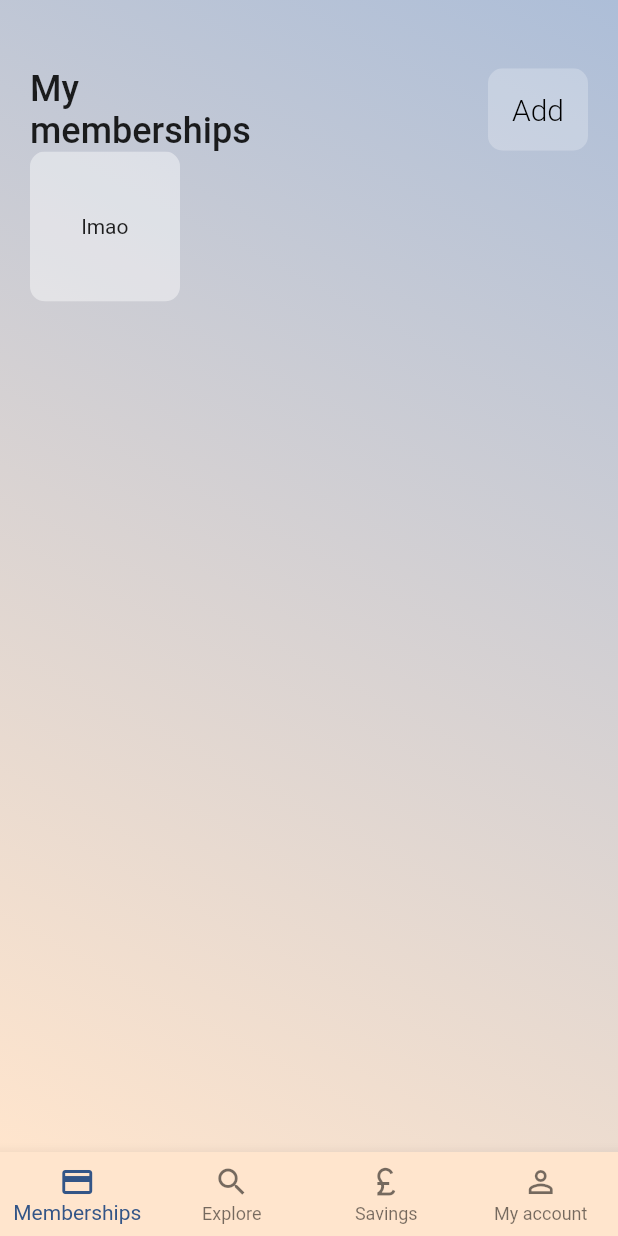
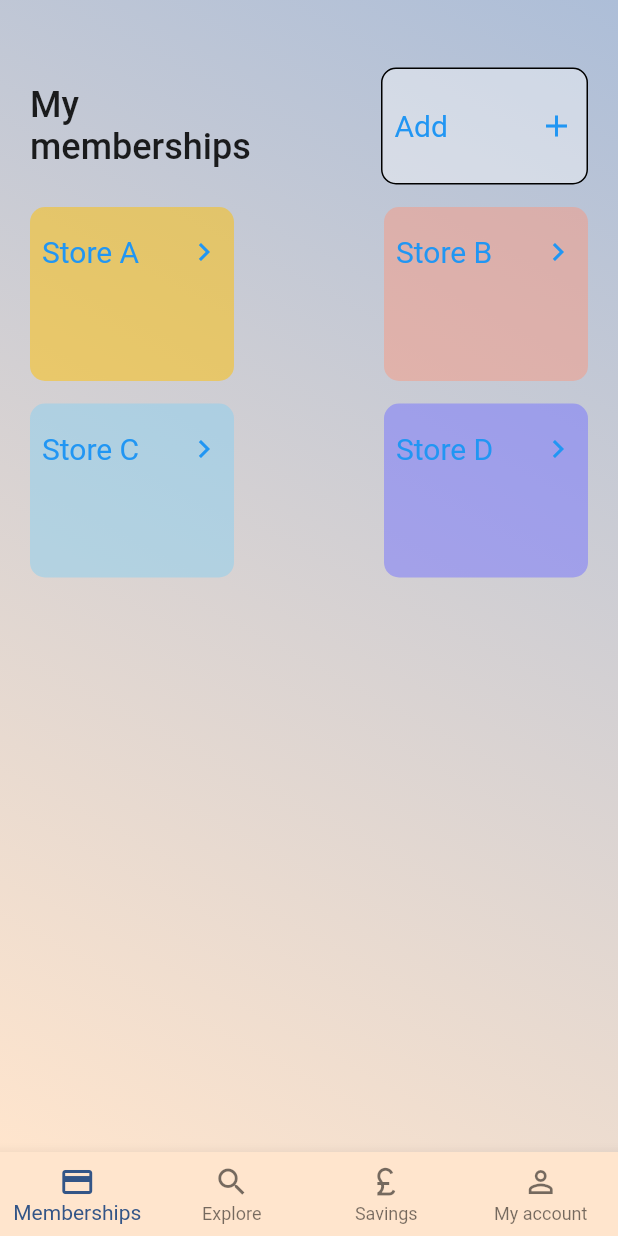
Before and after one commit to khemichew/Kumi, a Flutter app: the screen it shows after launch, on a phone screen of 412 x 824 dp. Run offline on Flutter 3.47's test engine with Material 2 defaults, Android fonts, the phone set to English and light mode, and no system bars; our stand-ins replace firebase_core; accounts and stored records are empty.

Commit message:
Add stateless UI for Memberships page

```diff
--- a/app/lib/main.dart
+++ b/app/lib/main.dart
@@ -53,7 +53,7 @@ class _MyHomePageState extends State<MyHomePage> {
   TextStyle(fontSize: 24, fontWeight: FontWeight.w500);
 
   static const TextStyle ordinaryStyle =
-  TextStyle(fontSize: 20, fontWeight: FontWeight.w300);
+  TextStyle(fontSize: 20, fontWeight: FontWeight.w400);
 
   final List<Widget> _widgetOptions = <Widget>[
     const MembershipPage(),
@@ -169,63 +169,88 @@ class MembershipPage extends StatelessWidget {
                 'My\nmemberships',
                 style: _MyHomePageState.titleStyle,
               ),
-                // TextButton(onPressed: null, child: const Text('Add', style: ordinaryStyle))
-                ClipRRect(
-                  borderRadius: BorderRadius.circular(10),
-                  child: Stack(
-                    children: <Widget>[
-                      Positioned.fill(
-                        child: Container(
-                          decoration: const BoxDecoration(
-                              color: Colors.white24
+              Container(
+                decoration:BoxDecoration(
+                  border: Border.all(
+                    color: Colors.black
+                  ),
+                  color: Colors.white38,
+                  borderRadius: const BorderRadius.all(Radius.circular(10))
+                ),
+                child:TextButton(
+                  onPressed: () {  },
+                  child: SizedBox(
+                    width: 120,
+                    height: 60,
+                    child: Row(
+                      mainAxisAlignment: MainAxisAlignment.spaceBetween,
+                      children: const [
+                        Text("Add", style: _MyHomePageState.ordinaryStyle),
+                        Icon(Icons.add)
+                      ],
                     ),
                   ),
-                      ),
-                      TextButton(
-                        style: TextButton.styleFrom(
-                          padding: const EdgeInsets.all(16.0),
-                          primary: Colors.black,
-                          textStyle: _MyHomePageState.ordinaryStyle,
-                        ),
-                        onPressed: () {},
-                        child: const Text('Add'),
-                      ),
-                    ],
                 ),
               ),
             ]
           ),
+          const SizedBox(height: 15),
           Row(
             mainAxisAlignment: MainAxisAlignment.spaceBetween,
-              children: [ClipRRect(
-                borderRadius: BorderRadius.circular(10),
-                child: Stack(
-                  children: <Widget>[
-                    Positioned.fill(
-                      child: Container(
-                        decoration: const BoxDecoration(
-                            color: Colors.white24
+            children: const [
+              MembershipCard(storeName: 'Store A', color: Color.fromRGBO(255, 191, 0, 0.5),),
+              MembershipCard(storeName: 'Store B', color: Color.fromRGBO(248, 152, 128, 0.5),),
+            ]
           ),
-                      ),
-                    ),
-                    Container(
-                      decoration: const BoxDecoration(
-                          color: Colors.white24
-                      ),
-                      constraints: const BoxConstraints(
-                        minWidth: 100,
-                        minHeight: 100,
-                      ),
-                      child: const Center(
-                        child: Text('lmao'),
-                      ),
-                    ),
-                  ],
-                ),
-              ),]
+          const SizedBox(height: 15),
+          Row(
+            mainAxisAlignment: MainAxisAlignment.spaceBetween,
+            children: const [
+              MembershipCard(storeName: 'Store C', color: Color.fromRGBO(137, 207, 240, 0.5),),
+              MembershipCard(storeName: 'Store D', color: Color.fromRGBO(115, 113, 255, 0.5),),
+            ]
           )
         ],
       ),
     );
   }
 }
+
+class MembershipCard extends StatelessWidget {
+  const MembershipCard({Key? key, required this.storeName, required this.color}) : super(key: key);
+
+  final String storeName;
+  final Color color;
+
+  @override
+  Widget build(BuildContext context) {
+    return Container(
+      decoration:BoxDecoration(
+        color: color,
+        borderRadius: const BorderRadius.all(Radius.circular(10))
+      ),
+      child: TextButton(
+        onPressed: () {  },
+        child: Container(
+          width: 120,
+          height: 100,
+          padding: const EdgeInsets.symmetric(vertical: 10.0, horizontal: 0.0),
+          child: Column(
+            mainAxisAlignment: MainAxisAlignment.spaceBetween,
+            crossAxisAlignment: CrossAxisAlignment.start,
+            children: [
+              Row(
+                mainAxisAlignment: MainAxisAlignment.spaceBetween,
+                children: [
+                  Text(storeName, style: _MyHomePageState.ordinaryStyle),
+                  const Icon(Icons.chevron_right)
+                ]
+              ),
+              // const Icon(Icons.card_membership)
+            ],
+          ),
+        ),
+      ),
+    );
+  }
+}
```
Lines whose indentation alone changed are shown as unchanged.
